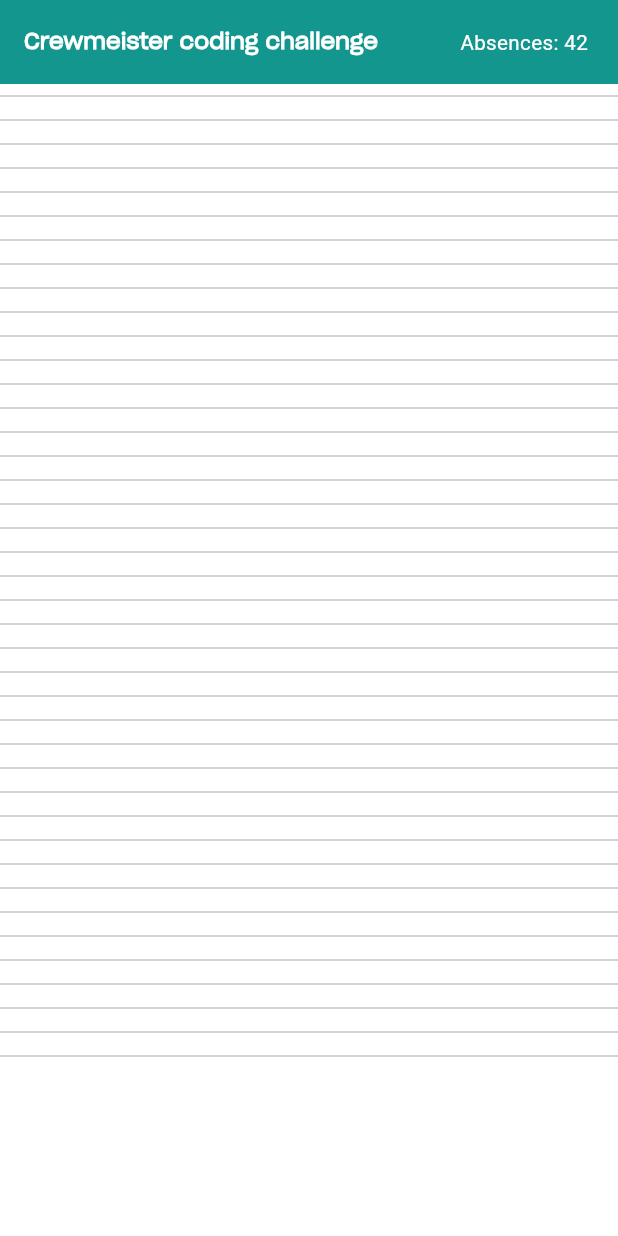
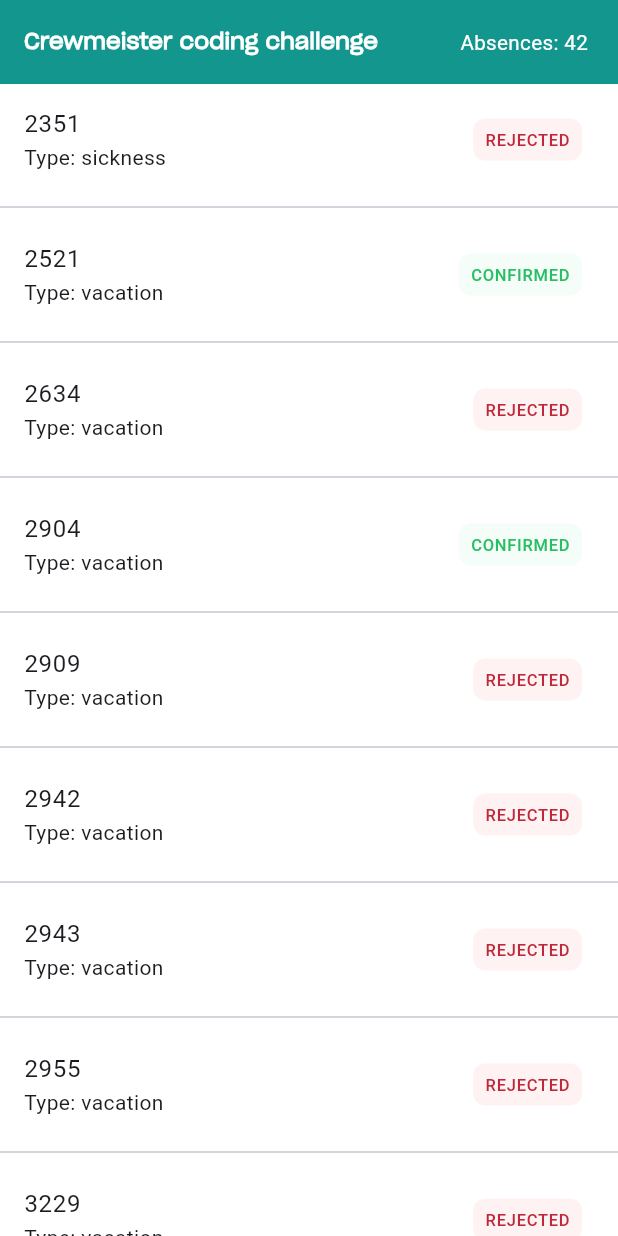
Before and after one commit to M4RZB4Ni/Absence-Manager-Flutter, a Flutter app: the screen it shows after launch, on a phone screen of 412 x 824 dp. Run offline on Flutter 3.47's test engine with Material 3 defaults, Android fonts, the phone set to English and light mode, and no system bars; drawn by our look-alikes of flutter_slidable; our stand-ins replace flutter_screenutil, freezed_annotation, get, lottie; generated files the repository leaves out were written again; project files that could hold a hidden picture were left out.

Commit message:
Feat: The AbsenceItem has been developed to encapsulate AbsenceItem widget and make code more clean.
Description: the confirmedAt, rejectedAt, admitterNote, and memberNote fields passed to entity from model to use in UI.

Took 43 minutes

```diff
--- a/lib/app/resources/app_text.dart
+++ b/lib/app/resources/app_text.dart
@@ -5,4 +5,8 @@ mixin AppText {
   // Static constant for the Application's Name.
   static const appName = "Crewmeister coding challenge";
   static const total = "Absences";
+  static const requested = "REQUESTED";
+  static const confirmed = "CONFIRMED";
+  static const rejected = "REJECTED";
+  static const type = "Type";
 }
--- a/lib/data/models/leave_request/leave_request_model.dart
+++ b/lib/data/models/leave_request/leave_request_model.dart
@@ -44,11 +44,15 @@ extension LeaveX on LeaveRequest {
   LeaveRequestEntity toEntity() {
     return LeaveRequestEntity(
         createdAt: createdAt,
+        confirmedAt: confirmedAt,
+        rejectedAt: rejectedAt,
         crewId: crewId,
         endDate: endDate,
         id: id,
         startDate: startDate,
         type: type,
+        admitterNote: admitterNote,
+        memberNote: memberNote,
         userId: userId);
   }
 }
--- /dev/null
+++ b/lib/presentation/home/components/absence_item.dart
@@ -0,0 +1,67 @@
+import 'package:communere/app/resources/app_colors.dart';
+import 'package:communere/app/resources/app_text.dart';
+import 'package:flutter/material.dart';
+import 'package:flutter_slidable/flutter_slidable.dart';
+
+import '../../../domain/entities/leave/leave_request_entity.dart';
+
+class AbsenceItem extends StatelessWidget {
+  const AbsenceItem(
+      {super.key,
+      required this.leaveRequestEntity,
+      required this.onExpansionChanged});
+  final LeaveRequestEntity leaveRequestEntity;
+  final ValueChanged<bool> onExpansionChanged;
+
+  @override
+  Widget build(BuildContext context) {
+    return Slidable(
+        key: key,
+        child: ExpansionTile(
+            maintainState: true,
+            onExpansionChanged: (value) => onExpansionChanged(value),
+            title: Text(leaveRequestEntity.id.toString()),
+            subtitle: Text("${AppText.type}: ${leaveRequestEntity.type}"),
+            trailing: _statusSituation(leaveRequestEntity),
+            children: [
+              Text(leaveRequestEntity.admitterNote.toString()),
+              const Text("Child 1"),
+              const Text("Child 2"),
+              const Text("Child 3"),
+              const Text("Child 4"),
+            ]));
+  }
+
+  Widget _statusSituation(LeaveRequestEntity entity) {
+    String statusText;
+    Color backgroundColor;
+    Color textColor;
+
+    if (entity.confirmedAt == null && entity.rejectedAt == null) {
+      statusText = AppText.requested;
+      backgroundColor = AppColors.infoLight;
+      textColor = AppColors.info;
+    } else if (entity.confirmedAt == null && entity.rejectedAt != null) {
+      statusText = AppText.confirmed;
+      backgroundColor = AppColors.successLight;
+      textColor = AppColors.success;
+    } else {
+      statusText = AppText.rejected;
+      backgroundColor = AppColors.errorLight;
+      textColor = AppColors.error;
+    }
+
+    return Container(
+      padding: const EdgeInsets.symmetric(vertical: 6, horizontal: 8),
+      decoration: BoxDecoration(
+        color: backgroundColor.withOpacity(0.1),
+        borderRadius: BorderRadius.circular(8),
+      ),
+      child: Text(
+        statusText,
+        style: TextStyle(color: textColor),
+      ),
+    );
+  }
+
+}
--- a/lib/presentation/home/home_view.dart
+++ b/lib/presentation/home/home_view.dart
@@ -2,6 +2,7 @@ import 'package:communere/app/base/base_view.dart';
 import 'package:communere/app/extentions/extensions.dart';
 import 'package:communere/app/resources/app_colors.dart';
 import 'package:communere/presentation/components/skeleton_list.dart';
+import 'package:communere/presentation/home/components/absence_item.dart';
 import 'package:flutter/material.dart';
 import 'package:flutter_screenutil/flutter_screenutil.dart';
 import 'package:get/get.dart';
@@ -65,12 +66,13 @@ class HomeView extends BaseView<HomeViewModel> {
   @override
   Widget body(BuildContext context) {
     return ListView.separated(
-        itemBuilder: (context, index) {
-          return Container(
-            color: Colors.yellow,
-          ); // temp widget
-        },
-        separatorBuilder: (context, index) => const Divider(),
-        itemCount: controller.absenceList.length);
+        itemBuilder: (ctx, idx) => AbsenceItem(
+              leaveRequestEntity: controller.absenceList[idx],
+              onExpansionChanged: (bool value) {
+                debugPrint("value--> $value");
+              },
+            ),
+        itemCount: controller.absenceList.length,
+        separatorBuilder: (BuildContext context, int index) => const Divider());
   }
 }
--- a/lib/presentation/home/home_view_model.dart
+++ b/lib/presentation/home/home_view_model.dart
@@ -82,8 +82,7 @@ class HomeViewModel extends BaseController {
     if (crewList.isEmpty && absenceList.isEmpty) {
       updatePageState(const ResultState.empty());
     } else {
-      updatePageState(
-          ResultState.data(data: {'crew': crewList, 'absence': absenceList}));
+      hideLoading();
     }
   }
 
```
